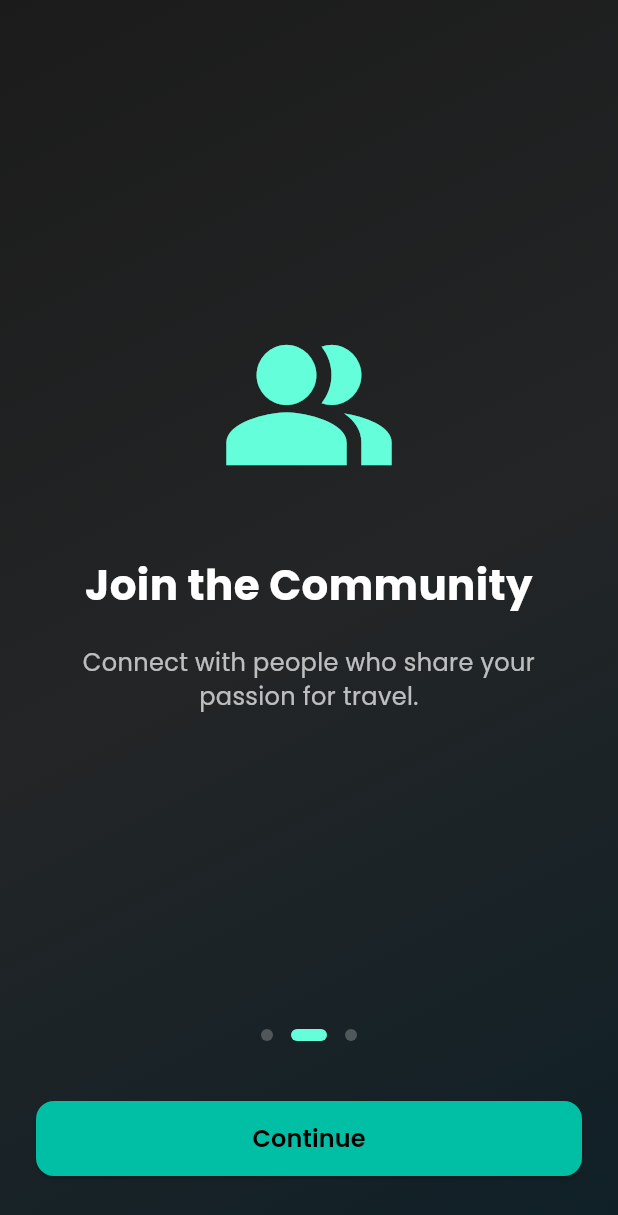
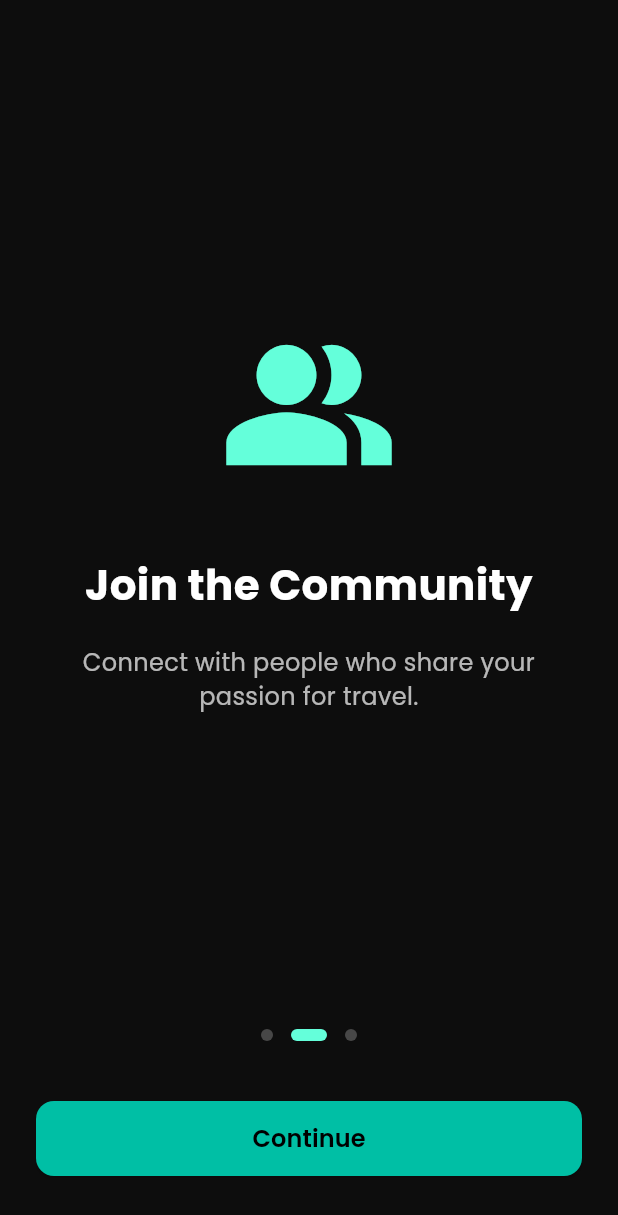
Before and after one commit to pavandhote95/traveler_app2, a Flutter app: the screen it shows after launch, after a tap on "Continue", on a phone screen of 412 x 824 dp. Shown: the top 1215 px of the screen. Run offline on Flutter 3.47's test engine with Material 3 defaults, Android fonts, the light colour scheme and no system bars; our stand-ins replace flutter_animate, fluttertoast, geocoding, geolocator, get, google_fonts and 3 more; network calls fail.

Commit message:
22july colors

```diff
--- a/lib/app/constants/app_color.dart
+++ b/lib/app/constants/app_color.dart
@@ -1,24 +1,36 @@
 import 'package:flutter/material.dart';
 
 class AppColors {
-  static const Color primary = Color(0xFF1E3A8A);
-  static const Color accent = Color(0xFF38BDF8);
-  static const Color secondary = Color(0xFF64748B);
-  static const Color backgroundTop = Color(0xFFDBEAFE);  // Light Blue
-  static const Color backgroundBottom = Color(0xFFFFFFFF); // White
-  static const Color backgroundAlt = Color(0xFFF7FBFF);
-// Soft pastel blue alternative
-  static const Color card = Color(0xFFFFFFFF);
+  // 🎨 Base Theme Colors
+
+
+  // 🧱 Backgrounds
+   // Soft pastel blue
+  static const Color mainbg = Color(0xFF0D0D0D);            // Dark Main BG
+  static const Color cardbg = Color(0xFF1A1A1A);            // Dark Card BG
+  static const Color commentbg = Color(0xFF222222);         // Dark Comment BG
+
+  // 📝 Text Colors
   static const Color textPrimary = Color(0xFF0F172A);
   static const Color textSecondary = Color(0xFF475569);
+  static const Color nameText = Color(0xFFFFFFFF);          // Post: Name
+  static const Color locationTimeText = Color(0xFFAAAAAA);  // Post: Location & time
+  static const Color postText = Color(0xFFE0E0E0);          // Post: Text
+  static const Color showMoreText = Color(0xFF00E0FF);      // Post: "Show More"
+  static const Color commentorName = Color(0xFFFFFFFF);     // Comment: Name
+  static const Color commentText = Color(0xFFCCCCCC);       // Comment: Text
+  static const Color commentPlaceholder = Color(0xFF777777); // Comment: Placeholder
+
+  // ✅ Status Colors
   static const Color success = Color(0xFF10B981);
   static const Color warning = Color(0xFFF59E0B);
   static const Color error = Color(0xFFEF4444);
 
-  // 🌈 Gradient for background use
-  static const LinearGradient backgroundGradient = LinearGradient(
-    colors: [backgroundTop, backgroundBottom],
-    begin: Alignment.topCenter,
-    end: Alignment.bottomCenter,
-  );
+  // 🎯 Icons & Buttons
+  static const Color iconLike = Color(0xFF00E0FF);         // Like icon
+  static const Color iconReply = Color(0xFF00E0FF);        // Reply icon (same as Like)
+  static const Color iconShare = Color(0xFFB0B0B0);        // Share icon (subtle gray)
+  static const Color floatingButton = Color(0xFF00E0FF);    // FAB background (aqua)
+
+  // Optionally you can add a glow or shadow color if needed later
 }
--- a/lib/app/modules/login/controllers/login_controller.dart
+++ b/lib/app/modules/login/controllers/login_controller.dart
@@ -17,9 +17,6 @@ class LoginController extends GetxController {
 
 
 
-// Simulate login delay
-
-      // Navigate to OTP screen or dashboard
       Get.toNamed(Routes.OTP);
 
   }
--- a/lib/app/modules/onboarding/views/onboarding_view.dart
+++ b/lib/app/modules/onboarding/views/onboarding_view.dart
@@ -1,6 +1,7 @@
 import 'package:flutter/material.dart';
 import 'package:get/get.dart';
 import 'package:google_fonts/google_fonts.dart';
+import 'package:travel_app2/app/constants/app_color.dart';
 import '../controllers/onboarding_controller.dart';
 
 class OnboardingView extends GetView<OnboardingController> {
@@ -9,21 +10,8 @@ class OnboardingView extends GetView<OnboardingController> {
   @override
   Widget build(BuildContext context) {
     return Scaffold(
-      backgroundColor: const Color(0xFF121212),
-      body: AnimatedContainer(
-        duration: const Duration(seconds: 3),
-        decoration: const BoxDecoration(
-          gradient: LinearGradient(
-            colors: [
-              Color(0xFF1B1B1B),
-              Color(0xFF232526),
-              Color(0xFF0F2027),
-            ],
-            begin: Alignment.topLeft,
-            end: Alignment.bottomRight,
-          ),
-        ),
-        child: SafeArea(
+      backgroundColor:AppColors.mainbg,
+      body: SafeArea(
         child: Column(
           children: [
             Expanded(
@@ -126,7 +114,6 @@ class OnboardingView extends GetView<OnboardingController> {
           ],
         ),
       ),
-      ),
     );
   }
 }
--- a/lib/app/modules/splash/views/splash_view.dart
+++ b/lib/app/modules/splash/views/splash_view.dart
@@ -1,6 +1,7 @@
 import 'package:flutter/material.dart';
 import 'package:get/get.dart';
 import 'package:google_fonts/google_fonts.dart';
+import 'package:travel_app2/app/constants/app_color.dart';
 import '../controllers/splash_controller.dart';
 
 class SplashView extends GetView<SplashController> {
@@ -9,22 +10,11 @@ class SplashView extends GetView<SplashController> {
   @override
   Widget build(BuildContext context) {
     return Scaffold(
+      backgroundColor: AppColors.mainbg,
       body: AnimatedBuilder(
         animation: controller.animationController,
         builder: (context, child) {
-          return Container(
-            decoration: const BoxDecoration(
-              gradient: LinearGradient(
-                colors: [
-                  Color(0xFF1B1B1B),
-                  Color(0xFF232526),
-                  Color(0xFF0F2027),
-                ],
-                begin: Alignment.topLeft,
-                end: Alignment.bottomRight,
-              ),
-            ),
-            child: Center(
+          return Center(
             child: Opacity(
               opacity: controller.fadeAnimation.value,
               child: Transform.scale(
@@ -47,7 +37,6 @@ class SplashView extends GetView<SplashController> {
                 ),
               ),
             ),
-            ),
           );
         },
       ),
--- a/lib/main.dart
+++ b/lib/main.dart
@@ -6,8 +6,9 @@ import 'package:travel_app2/app/services/api_service.dart';
 
 void main() {
   Get.put(ApiService());
-  runApp(MyApp());
+  runApp(const MyApp());
 }
+
 class MyApp extends StatelessWidget {
   const MyApp({super.key});
 
@@ -17,11 +18,14 @@ class MyApp extends StatelessWidget {
       debugShowCheckedModeBanner: false,
       theme: ThemeData.dark().copyWith(
         scaffoldBackgroundColor: Colors.black,
-        textTheme: GoogleFonts.montserratTextTheme(ThemeData.dark().textTheme),
+        textTheme: GoogleFonts.interTextTheme( // Using Inter
+          ThemeData.dark().textTheme,
+        ).apply(
+          fontFamilyFallback: ['SF Pro', 'Roboto'], // fallback order
+        ),
       ),
       initialRoute: Routes.SPLASH,
       getPages: AppPages.routes,
     );
-    //i love coding
   }
 }
```
Also changed, not shown: lib/app/modules/home/views/Tabes/CommunityTab.dart (+12 -15 lines), lib/app/modules/home/views/home_view.dart (+2 -14 lines), lib/app/modules/login/views/login_view.dart (+4 -17 lines), lib/app/modules/otp/views/otp_view.dart (+3 -16 lines), lib/app/modules/register/views/register_view.dart (+3 -16 lines). Lines whose indentation alone changed are shown as unchanged.
